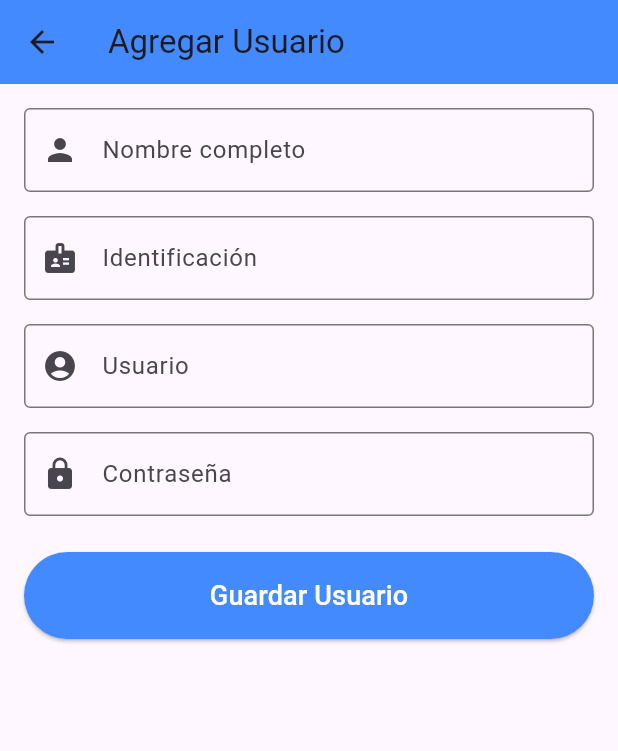
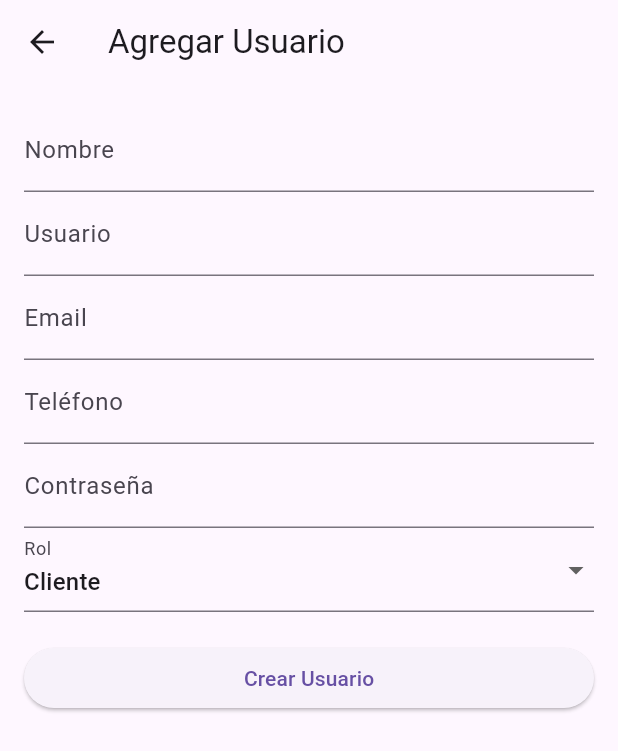
Before and after one commit to ChaloBuitrago/App_Sebas, a Flutter app: the AddUserScreen screen opened by its route, on a phone screen of 412 x 824 dp. Shown: the top 751 px of the screen. Run offline on Flutter 3.47's test engine with Material 3 defaults, Android fonts, the phone set to English and light mode, and no system bars; our stand-ins replace flutter_local_notifications, permission_handler, sqflite, timezone; accounts and stored records are empty.

Commit message:
"Fix: Correccion de dezplazamiento en los roles y ampliacion del formulario add_user para agregar telefono"

```diff
--- a/lib/screens/admin/add_user.dart
+++ b/lib/screens/admin/add_user.dart
@@ -1,5 +1,5 @@
 import 'package:flutter/material.dart';
-import '../../services/database_helper.dart';
+import '../../services/user_service.dart';
 
 class AddUserScreen extends StatefulWidget {
   const AddUserScreen({super.key});
@@ -11,117 +11,96 @@ class AddUserScreen extends StatefulWidget {
 class _AddUserScreenState extends State<AddUserScreen> {
   final _formKey = GlobalKey<FormState>();
 
-  final TextEditingController _nameController = TextEditingController();
-  final TextEditingController _idController = TextEditingController();
-  final TextEditingController _userController = TextEditingController();
-  final TextEditingController _passwordController = TextEditingController();
+  final _nombreController = TextEditingController();
+  final _usuarioController = TextEditingController();
+  final _emailController = TextEditingController();
+  final _phoneController = TextEditingController();
+  final _passwordController = TextEditingController();
+  String _role = "cliente"; // valor por defecto
 
-  Future<void> _submitForm() async {
-    if (_formKey.currentState!.validate()) {
-      final db = await DatabaseHelper.instance.database;
+  @override
+  void dispose() {
+    _nombreController.dispose();
+    _usuarioController.dispose();
+    _emailController.dispose();
+    _phoneController.dispose();
+    _passwordController.dispose();
+    super.dispose();
+  }
 
-      // Validar si ya existe el usuario
-      final existing = await db.query(
-        'usuarios',
-        where: 'identifier = ? OR usuario = ?',
-        whereArgs: [_idController.text, _userController.text],
-      );
+  Future<void> _createUser() async {
+    if (!_formKey.currentState!.validate()) return;
 
-      if (existing.isNotEmpty) {
-        ScaffoldMessenger.of(context).showSnackBar(
-          const SnackBar(content: Text('⚠️ El usuario ya existe')),
-        );
-        return;
-      }
+    final userService = UserService();
 
-      await db.insert('usuarios', {
-        'identifier': _idController.text,
-        'nombre': _nameController.text,
-        'usuario': _userController.text,
-        'email': '',
-        'password': _passwordController.text, // 🔒 luego encriptar
-        'role': 'cliente',
-        'createdAt': DateTime.now().toIso8601String(),
-      });
+    final id = await userService.createUser(
+      nombre: _nombreController.text.trim(),
+      usuario: _usuarioController.text.trim(),
+      email: _emailController.text.trim(),
+      phone: _phoneController.text.trim(),
+      plainPassword: _passwordController.text.trim(),
+      role: _role,
+    );
 
-      ScaffoldMessenger.of(context).showSnackBar(
-        const SnackBar(content: Text('✅ Usuario creado correctamente')),
-      );
+    ScaffoldMessenger.of(context).showSnackBar(
+      SnackBar(content: Text("Usuario creado con id=$id")),
+    );
 
-      Navigator.pop(context);
-    }
+    _formKey.currentState!.reset();
+    setState(() {
+      _role = "cliente"; // reset al valor por defecto
+    });
   }
 
   @override
   Widget build(BuildContext context) {
     return Scaffold(
-      appBar: AppBar(
-        title: const Text('Agregar Usuario'),
-        backgroundColor: Colors.blueAccent,
-      ),
+      appBar: AppBar(title: const Text("Agregar Usuario")),
       body: Padding(
-        padding: const EdgeInsets.all(16.0),
+        padding: const EdgeInsets.all(16),
         child: Form(
           key: _formKey,
           child: ListView(
             children: [
               TextFormField(
-                controller: _nameController,
-                decoration: const InputDecoration(
-                  labelText: 'Nombre completo',
-                  prefixIcon: Icon(Icons.person),
-                  border: OutlineInputBorder(),
-                ),
-                validator: (value) =>
-                value!.isEmpty ? 'Ingresa el nombre' : null,
+                controller: _nombreController,
+                decoration: const InputDecoration(labelText: "Nombre"),
+                validator: (v) => v!.isEmpty ? "Ingrese nombre" : null,
               ),
-              const SizedBox(height: 16),
               TextFormField(
-                controller: _idController,
-                keyboardType: TextInputType.number,
-                decoration: const InputDecoration(
-                  labelText: 'Identificación',
-                  prefixIcon: Icon(Icons.badge),
-                  border: OutlineInputBorder(),
-                ),
-                validator: (value) =>
-                value!.isEmpty ? 'Ingresa la identificación' : null,
+                controller: _usuarioController,
+                decoration: const InputDecoration(labelText: "Usuario"),
+                validator: (v) => v!.isEmpty ? "Ingrese usuario" : null,
               ),
-              const SizedBox(height: 16),
               TextFormField(
-                controller: _userController,
-                decoration: const InputDecoration(
-                  labelText: 'Usuario',
-                  prefixIcon: Icon(Icons.account_circle),
-                  border: OutlineInputBorder(),
-                ),
-                validator: (value) =>
-                value!.isEmpty ? 'Ingresa el usuario' : null,
+                controller: _emailController,
+                decoration: const InputDecoration(labelText: "Email"),
               ),
-              const SizedBox(height: 16),
+              TextFormField(
+                controller: _phoneController,
+                decoration: const InputDecoration(labelText: "Teléfono"),
+                validator: (v) => v!.isEmpty ? "Ingrese teléfono" : null,
+              ),
               TextFormField(
                 controller: _passwordController,
+                decoration: const InputDecoration(labelText: "Contraseña"),
                 obscureText: true,
-                decoration: const InputDecoration(
-                  labelText: 'Contraseña',
-                  prefixIcon: Icon(Icons.lock),
-                  border: OutlineInputBorder(),
-                ),
-                validator: (value) =>
-                value!.isEmpty ? 'Ingresa la contraseña' : null,
+                validator: (v) => v!.isEmpty ? "Ingrese contraseña" : null,
               ),
-              const SizedBox(height: 24),
+              DropdownButtonFormField<String>(
+                value: _role,
+                items: const [
+                  DropdownMenuItem(value: "cliente", child: Text("Cliente")),
+                  DropdownMenuItem(value: "admin", child: Text("Admin")),
+                ],
+                onChanged: (val) => setState(() => _role = val!),
+                decoration: const InputDecoration(labelText: "Rol"),
+              ),
+              const SizedBox(height: 20),
               ElevatedButton(
-                onPressed: _submitForm,
-                style: ElevatedButton.styleFrom(
-                  backgroundColor: Colors.blueAccent,
-                  padding: const EdgeInsets.symmetric(vertical: 16),
-                ),
-                child: const Text(
-                  'Guardar Usuario',
-                  style: TextStyle(fontSize: 18, color: Colors.white),
-                ),
-              )
+                onPressed: _createUser,
+                child: const Text("Crear Usuario"),
+              ),
             ],
           ),
         ),
--- a/lib/screens/login_screen.dart
+++ b/lib/screens/login_screen.dart
@@ -70,12 +70,14 @@ class _LoginScreenState extends State<LoginScreen> {
       print('[LOGIN] Usuario ${user.usuario} con rol="$r" ha iniciado sesión.');
 
       if (r == 'admin') {
-        Navigator.pushReplacement( context,
+        Navigator.pushAndRemoveUntil( context,
           MaterialPageRoute(builder: (_) => const DashboardAdmin()),
+          (Route<dynamic> route) => false,
         );
       } else if ( r == 'cliente') {
-        Navigator.pushReplacement( context,
+        Navigator.pushAndRemoveUntil( context,
           MaterialPageRoute(builder: (_) => const DashboardCliente()),
+          (Route<dynamic> route) => false,
         );
       } else {
         ScaffoldMessenger.of(context).showSnackBar(
```
Also changed, not shown: lib/screens/cliente/dashboard_cliente.dart (+14 -0 lines), lib/services/user_service.dart (+33 -3 lines).
